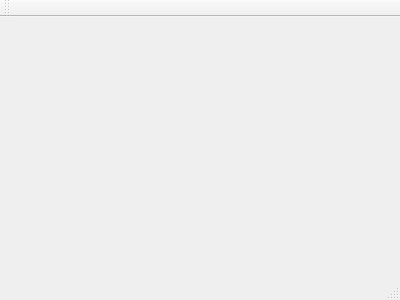
Qt form mainwindow.ui (akiraux/Akira) before a commit.
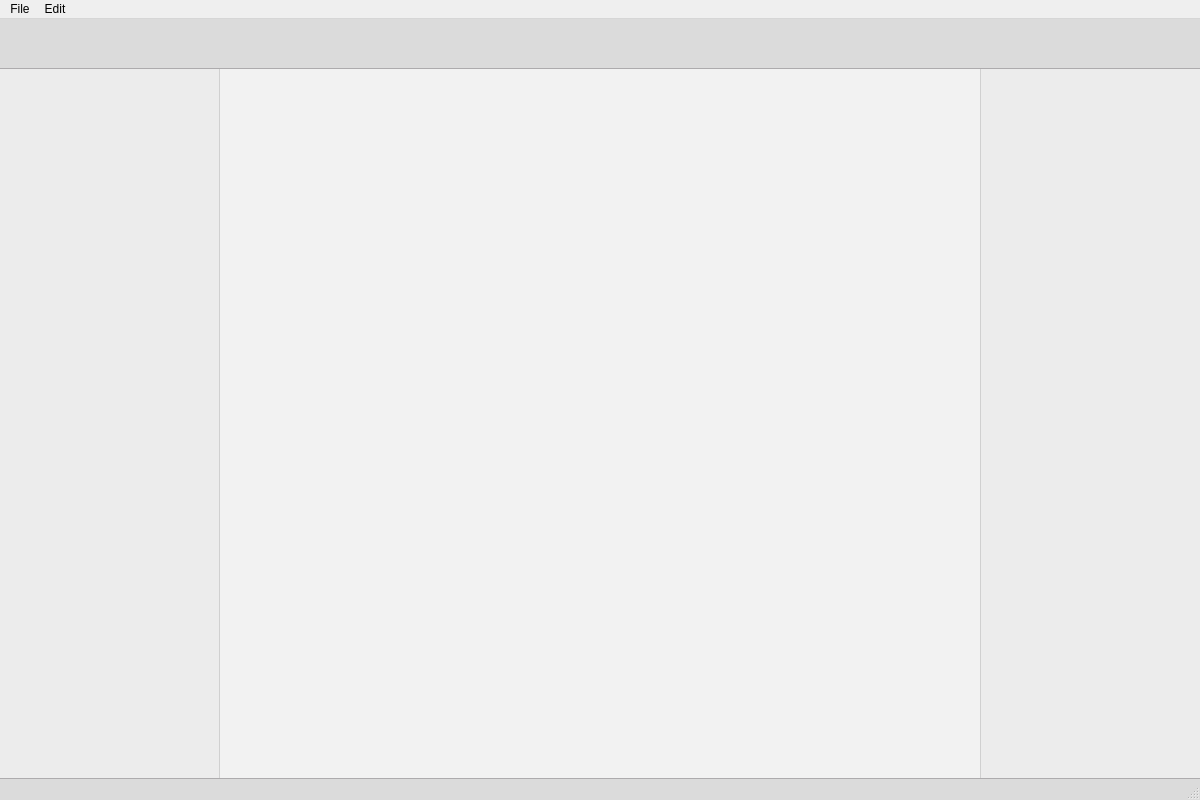
The same form after that commit.

Commit message: Iconset and initial fluid layout

What changed in the file:
```diff
--- a/mainwindow.ui
+++ b/mainwindow.ui
@@ -1,24 +1,273 @@
 <ui version="4.0">
  <class>MainWindow</class>
- <widget class="QMainWindow" name="MainWindow" >
-  <property name="geometry" >
+ <widget class="QMainWindow" name="MainWindow">
+  <property name="geometry">
    <rect>
     <x>0</x>
     <y>0</y>
-    <width>400</width>
-    <height>300</height>
+    <width>1200</width>
+    <height>800</height>
    </rect>
   </property>
   <property name="windowTitle" >
    <string>MainWindow</string>
   </property>
-  <widget class="QMenuBar" name="menuBar" />
-  <widget class="QToolBar" name="mainToolBar" />
-  <widget class="QWidget" name="centralWidget" />
-  <widget class="QStatusBar" name="statusBar" />
+  <widget class="QWidget" name="centralWidget">
+   <property name="styleSheet">
+    <string notr="true">#centralWidget,
+#mainCanvas {
+	background-color: #F2F2F2;
+	border: none;
+}
+
+#layerBar {
+	background-color: #ECECEC;
+	border-left: 1px solid #D0D0D0;
+}
+
+#optionBar {
+	background-color: #ECECEC;
+	border-right: 1px solid #D0D0D0;
+}</string>
+   </property>
+   <layout class="QHBoxLayout" name="horizontalLayout">
+    <property name="leftMargin">
+     <number>0</number>
+    </property>
+    <property name="topMargin">
+     <number>0</number>
+    </property>
+    <property name="rightMargin">
+     <number>0</number>
+    </property>
+    <property name="bottomMargin">
+     <number>0</number>
+    </property>
+    <item>
+     <widget class="QSplitter" name="splitter">
+      <property name="sizePolicy">
+       <sizepolicy hsizetype="Expanding" vsizetype="Expanding">
+        <horstretch>0</horstretch>
+        <verstretch>0</verstretch>
+       </sizepolicy>
+      </property>
+      <property name="frameShape">
+       <enum>QFrame::NoFrame</enum>
+      </property>
+      <property name="lineWidth">
+       <number>0</number>
+      </property>
+      <property name="orientation">
+       <enum>Qt::Horizontal</enum>
+      </property>
+      <property name="opaqueResize">
+       <bool>true</bool>
+      </property>
+      <property name="handleWidth">
+       <number>0</number>
+      </property>
+      <property name="childrenCollapsible">
+       <bool>false</bool>
+      </property>
+      <widget class="QWidget" name="optionBar" native="true">
+       <property name="minimumSize">
+        <size>
+         <width>220</width>
+         <height>0</height>
+        </size>
+       </property>
+      </widget>
+      <widget class="QWidget" name="mainArea" native="true">
+       <property name="sizePolicy">
+        <sizepolicy hsizetype="Expanding" vsizetype="Expanding">
+         <horstretch>100</horstretch>
+         <verstretch>0</verstretch>
+        </sizepolicy>
+       </property>
+       <property name="minimumSize">
+        <size>
+         <width>0</width>
+         <height>0</height>
+        </size>
+       </property>
+       <layout class="QGridLayout" name="gridLayout">
+        <property name="leftMargin">
+         <number>0</number>
+        </property>
+        <property name="topMargin">
+         <number>0</number>
+        </property>
+        <property name="rightMargin">
+         <number>0</number>
+        </property>
+        <property name="bottomMargin">
+         <number>0</number>
+        </property>
+        <item row="0" column="0">
+         <widget class="QScrollArea" name="scrollCanvas">
+          <property name="autoFillBackground">
+           <bool>false</bool>
+          </property>
+          <property name="styleSheet">
+           <string notr="true"/>
+          </property>
+          <property name="frameShape">
+           <enum>QFrame::NoFrame</enum>
+          </property>
+          <property name="frameShadow">
+           <enum>QFrame::Plain</enum>
+          </property>
+          <property name="lineWidth">
+           <number>0</number>
+          </property>
+          <property name="widgetResizable">
+           <bool>true</bool>
+          </property>
+          <widget class="QWidget" name="mainCanvas">
+           <property name="geometry">
+            <rect>
+             <x>0</x>
+             <y>0</y>
+             <width>760</width>
+             <height>707</height>
+            </rect>
+           </property>
+           <property name="styleSheet">
+            <string notr="true"/>
+           </property>
+          </widget>
+         </widget>
+        </item>
+       </layout>
+      </widget>
+      <widget class="QWidget" name="layerBar" native="true">
+       <property name="sizePolicy">
+        <sizepolicy hsizetype="Minimum" vsizetype="Expanding">
+         <horstretch>0</horstretch>
+         <verstretch>0</verstretch>
+        </sizepolicy>
+       </property>
+       <property name="minimumSize">
+        <size>
+         <width>220</width>
+         <height>0</height>
+        </size>
+       </property>
+      </widget>
+     </widget>
+    </item>
+   </layout>
+  </widget>
+  <widget class="QMenuBar" name="menuBar">
+   <property name="geometry">
+    <rect>
+     <x>0</x>
+     <y>0</y>
+     <width>1200</width>
+     <height>22</height>
+    </rect>
+   </property>
+   <widget class="QMenu" name="menuFile">
+    <property name="title">
+     <string>File</string>
+    </property>
+    <addaction name="actionOpen"/>
+    <addaction name="actionOpen_Recent"/>
+    <addaction name="separator"/>
+    <addaction name="actionSave"/>
+    <addaction name="actionSave_As"/>
+    <addaction name="separator"/>
+    <addaction name="actionPreferences"/>
+    <addaction name="separator"/>
+    <addaction name="actionClose"/>
+   </widget>
+   <widget class="QMenu" name="menuEdit">
+    <property name="title">
+     <string>Edit</string>
+    </property>
+    <addaction name="actionUndo"/>
+    <addaction name="actionRedo"/>
+    <addaction name="separator"/>
+   </widget>
+   <addaction name="menuFile"/>
+   <addaction name="menuEdit"/>
+  </widget>
+  <widget class="QToolBar" name="mainToolBar">
+   <property name="minimumSize">
+    <size>
+     <width>0</width>
+     <height>50</height>
+    </size>
+   </property>
+   <property name="styleSheet">
+    <string notr="true">#mainToolBar {
+	background-color: #DBDBDB;
+	border-bottom: 1px solid #ADABAD;
+}</string>
+   </property>
+   <property name="movable">
+    <bool>false</bool>
+   </property>
+   <property name="floatable">
+    <bool>false</bool>
+   </property>
+   <attribute name="toolBarArea">
+    <enum>TopToolBarArea</enum>
+   </attribute>
+   <attribute name="toolBarBreak">
+    <bool>false</bool>
+   </attribute>
+  </widget>
+  <widget class="QStatusBar" name="statusBar">
+   <property name="styleSheet">
+    <string notr="true">#statusBar {
+	background-color: #DBDBDB;
+	border-top: 1px solid #ADABAD;
+}</string>
+   </property>
+  </widget>
+  <action name="actionOpen">
+   <property name="text">
+    <string>Open</string>
+   </property>
+  </action>
+  <action name="actionSave">
+   <property name="text">
+    <string>Save</string>
+   </property>
+  </action>
+  <action name="actionOpen_Recent">
+   <property name="text">
+    <string>Open Recent</string>
+   </property>
+  </action>
+  <action name="actionSave_As">
+   <property name="text">
+    <string>Save As</string>
+   </property>
+  </action>
+  <action name="actionPreferences">
+   <property name="text">
+    <string>Preferences</string>
+   </property>
+  </action>
+  <action name="actionClose">
+   <property name="text">
+    <string>Quit</string>
+   </property>
+  </action>
+  <action name="actionUndo">
+   <property name="text">
+    <string>Undo</string>
+   </property>
+  </action>
+  <action name="actionRedo">
+   <property name="text">
+    <string>Redo</string>
+   </property>
+  </action>
  </widget>
- <layoutDefault spacing="6" margin="11" />
- <pixmapfunction></pixmapfunction>
+ <layoutdefault spacing="6" margin="11"/>
  <resources/>
  <connections/>
 </ui>
```
Left out of the diff: 5 changed lines with no effect on the pictures. The commit also changes 15 other files.
